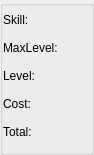
This is ui/SkillBox.ui in Fenrai/AradBuilder as Qt 5 draws it before an edit. The edited form follows.
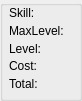
This is the edited form.

```diff
--- a/ui/SkillBox.ui
+++ b/ui/SkillBox.ui
@@ -6,8 +6,8 @@
    <rect>
     <x>0</x>
     <y>0</y>
-    <width>94</width>
-    <height>155</height>
+    <width>82</width>
+    <height>101</height>
    </rect>
   </property>
   <property name="windowTitle">
@@ -18,51 +18,51 @@
   </property>
   <layout class="QHBoxLayout" name="mainLayout">
    <property name="spacing">
-    <number>0</number>
+    <number>3</number>
    </property>
    <property name="leftMargin">
-    <number>0</number>
+    <number>6</number>
    </property>
    <property name="topMargin">
     <number>0</number>
    </property>
    <property name="rightMargin">
-    <number>0</number>
+    <number>6</number>
    </property>
    <property name="bottomMargin">
     <number>6</number>
    </property>
    <item>
     <layout class="QGridLayout" name="gridLayout">
-     <item row="0" column="0">
+     <item row="0" column="0" alignment="Qt::AlignVCenter">
       <widget class="QLabel" name="label">
        <property name="text">
         <string>Skill:</string>
        </property>
       </widget>
      </item>
-     <item row="1" column="0">
+     <item row="1" column="0" alignment="Qt::AlignVCenter">
       <widget class="QLabel" name="label_2">
        <property name="text">
         <string>MaxLevel:</string>
        </property>
       </widget>
      </item>
-     <item row="2" column="0">
+     <item row="2" column="0" alignment="Qt::AlignVCenter">
       <widget class="QLabel" name="label_3">
        <property name="text">
         <string>Level:</string>
        </property>
       </widget>
      </item>
-     <item row="3" column="0">
+     <item row="3" column="0" alignment="Qt::AlignVCenter">
       <widget class="QLabel" name="label_4">
        <property name="text">
         <string>Cost:</string>
        </property>
       </widget>
      </item>
-     <item row="4" column="0">
+     <item row="4" column="0" alignment="Qt::AlignVCenter">
       <widget class="QLabel" name="label_5">
        <property name="text">
         <string>Total:</string>
```
